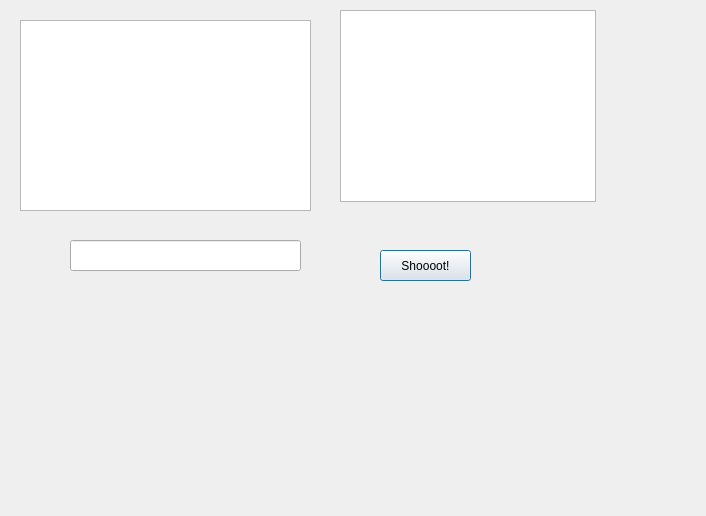
First picture: the form in ErrorDecode.ui, repository HIT-zhuxianlei/ErrorDecode, before the edit.
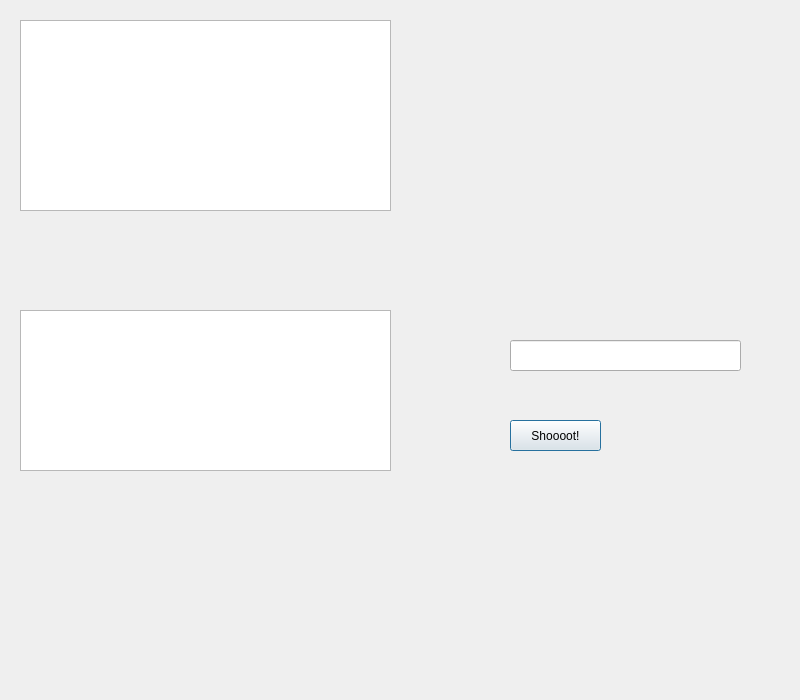
Second picture: the form after the edit. Custom widgets are drawn as their Qt base class.

Commit message: TITLE:支持表格和Log WHY:没有为什么; WHAT: 1.用表格显示结果,更加优雅美观和实用; 2.Log反馈系统状态,使用循环队列实现,可展示最近的几条Log;

Patch:
```diff
--- a/ErrorDecode.ui
+++ b/ErrorDecode.ui
@@ -6,8 +6,8 @@
    <rect>
     <x>0</x>
     <y>0</y>
-    <width>706</width>
-    <height>516</height>
+    <width>800</width>
+    <height>700</height>
    </rect>
   </property>
   <property name="windowTitle">
@@ -16,8 +16,8 @@
   <widget class="PushButton" name="pushButton">
    <property name="geometry">
     <rect>
-     <x>380</x>
-     <y>250</y>
+     <x>510</x>
+     <y>420</y>
      <width>91</width>
      <height>31</height>
     </rect>
@@ -29,18 +29,18 @@
   <widget class="TextBrowser" name="textBrowser_output">
    <property name="geometry">
     <rect>
-     <x>340</x>
-     <y>10</y>
-     <width>256</width>
-     <height>192</height>
+     <x>20</x>
+     <y>310</y>
+     <width>371</width>
+     <height>161</height>
     </rect>
    </property>
   </widget>
   <widget class="LineEdit" name="lineEdit_input_num">
    <property name="geometry">
     <rect>
-     <x>70</x>
-     <y>240</y>
+     <x>510</x>
+     <y>340</y>
      <width>231</width>
      <height>31</height>
     </rect>
@@ -51,11 +51,21 @@
     <rect>
      <x>20</x>
      <y>20</y>
-     <width>291</width>
+     <width>371</width>
      <height>191</height>
     </rect>
    </property>
   </widget>
+  <widget class="TableWidget" name="widget_table" native="true">
+   <property name="geometry">
+    <rect>
+     <x>450</x>
+     <y>20</y>
+     <width>311</width>
+     <height>291</height>
+    </rect>
+   </property>
+  </widget>
  </widget>
  <customwidgets>
   <customwidget>
@@ -78,6 +88,12 @@
    <extends>QTextEdit</extends>
    <header>qfluentwidgets</header>
   </customwidget>
+  <customwidget>
+   <class>TableWidget</class>
+   <extends>QWidget</extends>
+   <header>qfluentwidgets</header>
+   <container>1</container>
+  </customwidget>
  </customwidgets>
  <resources/>
  <connections/>
```
The commit also changes 2 other files.
